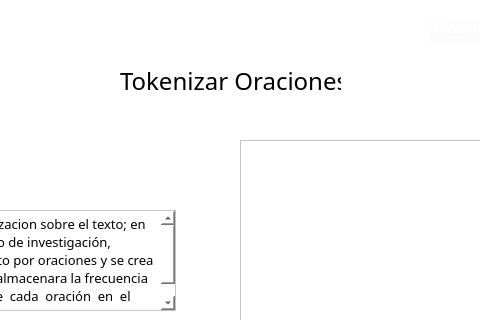
First picture: the form in Views/QtViews/TokenizarSentences_Window.ui, repository Napssters/Abstrac_Cientifico, before the edit; both pictures show x 160 to 640 and y 0 to 320 of the 750 by 495 pixel window.
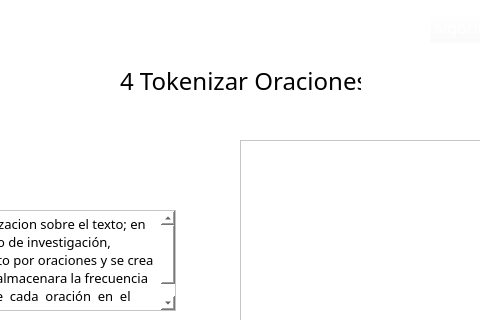
Second picture: the form after the edit. Icons and pictures are not drawn.

Diff of the .ui file:
```diff
--- a/Views/QtViews/TokenizarSentences_Window.ui
+++ b/Views/QtViews/TokenizarSentences_Window.ui
@@ -110,7 +110,7 @@
     <rect>
      <x>280</x>
      <y>60</y>
-     <width>221</width>
+     <width>241</width>
      <height>41</height>
     </rect>
    </property>
@@ -127,7 +127,7 @@
     <string notr="true">font: 75 18pt &quot;Sylfaen&quot;;</string>
    </property>
    <property name="text">
-    <string>Tokenizar Oraciones</string>
+    <string>4 Tokenizar Oraciones</string>
    </property>
   </widget>
   <widget class="QPushButton" name="ver">
```
